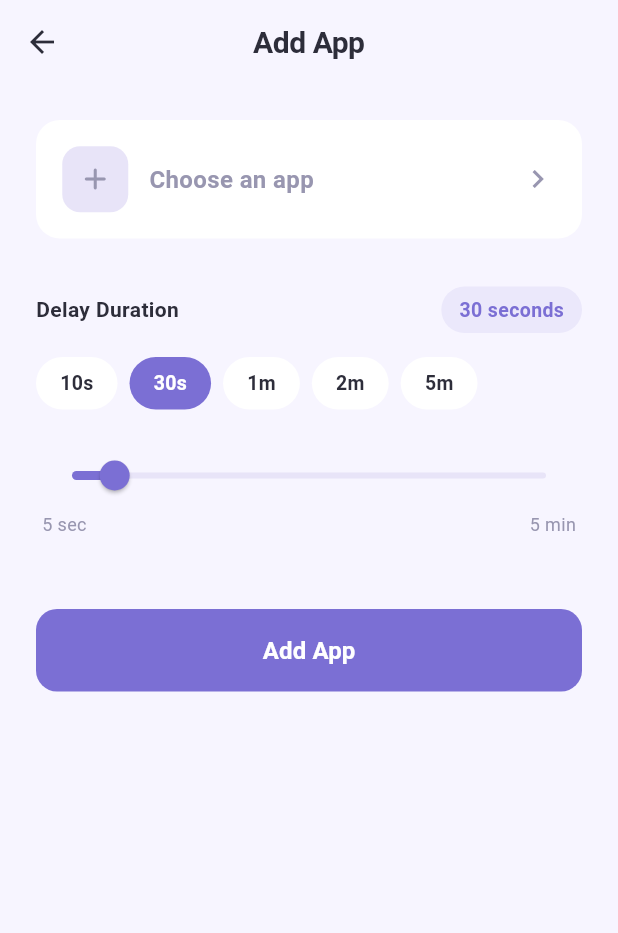
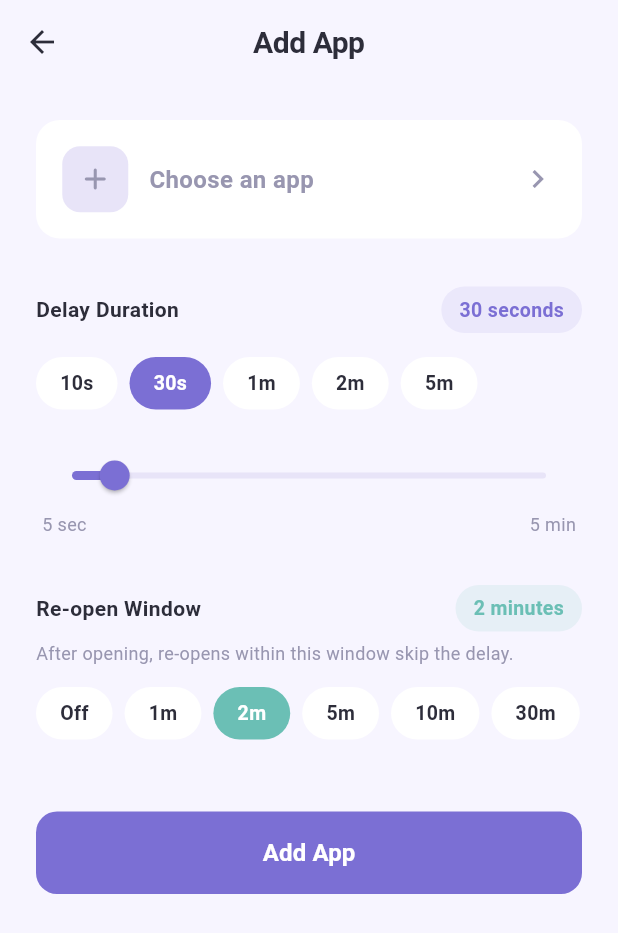
Before and after one commit to kieran20022/gratification-app, a Flutter app: the screen it shows after launch, after a tap on "Add your first app", on a phone screen of 412 x 824 dp. Shown: the top 933 px of the screen. Run offline on Flutter 3.47's test engine with Material 3 defaults, Android fonts, the light colour scheme and no system bars; our stand-ins replace shared_preferences.

Commit message:
Update
The main idea seems to work perfectly now. Gonna work on extras and UI

```diff
--- a/gratify/lib/models/restricted_app.dart
+++ b/gratify/lib/models/restricted_app.dart
@@ -5,6 +5,9 @@ class RestrictedApp {
   final String name;
   final String packageName;
   final int delaySeconds;
+  /// Minutes after opening during which re-opens are allowed without a delay.
+  /// 0 = always delay on re-open.
+  final int graceMinutes;
   final int dailyAttempts;
   final String lastAttemptDate;
 
@@ -13,6 +16,7 @@ class RestrictedApp {
     required this.name,
     required this.packageName,
     required this.delaySeconds,
+    this.graceMinutes = 2,
     this.dailyAttempts = 0,
     this.lastAttemptDate = '',
   });
@@ -30,6 +34,7 @@ class RestrictedApp {
     String? name,
     String? packageName,
     int? delaySeconds,
+    int? graceMinutes,
     int? dailyAttempts,
     String? lastAttemptDate,
   }) {
@@ -38,6 +43,7 @@ class RestrictedApp {
       name: name ?? this.name,
       packageName: packageName ?? this.packageName,
       delaySeconds: delaySeconds ?? this.delaySeconds,
+      graceMinutes: graceMinutes ?? this.graceMinutes,
       dailyAttempts: dailyAttempts ?? this.dailyAttempts,
       lastAttemptDate: lastAttemptDate ?? this.lastAttemptDate,
     );
@@ -48,6 +54,7 @@ class RestrictedApp {
         'name': name,
         'packageName': packageName,
         'delaySeconds': delaySeconds,
+        'graceMinutes': graceMinutes,
         'dailyAttempts': dailyAttempts,
         'lastAttemptDate': lastAttemptDate,
       };
@@ -57,6 +64,7 @@ class RestrictedApp {
         name: map['name'] as String,
         packageName: (map['packageName'] as String?) ?? '',
         delaySeconds: map['delaySeconds'] as int,
+        graceMinutes: (map['graceMinutes'] as int?) ?? 2,
         dailyAttempts: (map['dailyAttempts'] as int?) ?? 0,
         lastAttemptDate: (map['lastAttemptDate'] as String?) ?? '',
       );
--- a/gratify/lib/screens/add_app_screen.dart
+++ b/gratify/lib/screens/add_app_screen.dart
@@ -20,8 +20,10 @@ class _AddAppScreenState extends State<AddAppScreen> {
   String? _appName;
   String? _packageName;
   late double _delaySeconds;
+  late int _graceMinutes;
 
   static const _presets = [10, 30, 60, 120, 300];
+  static const _gracePresets = [0, 1, 2, 5, 10, 30];
 
   @override
   void initState() {
@@ -29,6 +31,7 @@ class _AddAppScreenState extends State<AddAppScreen> {
     _appName = widget.existing?.name;
     _packageName = widget.existing?.packageName;
     _delaySeconds = (widget.existing?.delaySeconds ?? 30).toDouble();
+    _graceMinutes = widget.existing?.graceMinutes ?? 2;
   }
 
   String _formatDelay(double seconds) {
@@ -65,6 +68,7 @@ class _AddAppScreenState extends State<AddAppScreen> {
       name: _appName!,
       packageName: _packageName!,
       delaySeconds: _delaySeconds.round(),
+      graceMinutes: _graceMinutes,
       dailyAttempts: widget.existing?.dailyAttempts ?? 0,
       lastAttemptDate: widget.existing?.lastAttemptDate ?? '',
     );
@@ -253,6 +257,61 @@ class _AddAppScreenState extends State<AddAppScreen> {
             ),
           ),
 
+          const SizedBox(height: 32),
+
+          // Grace period
+          Row(
+            mainAxisAlignment: MainAxisAlignment.spaceBetween,
+            children: [
+              const Text(
+                'Re-open Window',
+                style: TextStyle(
+                    fontSize: 14,
+                    fontWeight: FontWeight.w600,
+                    color: Color(0xFF2D2D3A)),
+              ),
+              Container(
+                padding:
+                    const EdgeInsets.symmetric(horizontal: 12, vertical: 6),
+                decoration: BoxDecoration(
+                  color: const Color(0xFF6BBFB5).withValues(alpha: 0.12),
+                  borderRadius: BorderRadius.circular(20),
+                ),
+                child: Text(
+                  _graceMinutes == 0
+                      ? 'Always delay'
+                      : _graceMinutes == 1
+                          ? '1 minute'
+                          : '$_graceMinutes minutes',
+                  style: const TextStyle(
+                      fontSize: 13,
+                      fontWeight: FontWeight.w600,
+                      color: Color(0xFF6BBFB5)),
+                ),
+              ),
+            ],
+          ),
+          const SizedBox(height: 6),
+          const Text(
+            'After opening, re-opens within this window skip the delay.',
+            style: TextStyle(fontSize: 12, color: Color(0xFF9896B0), height: 1.4),
+          ),
+          const SizedBox(height: 14),
+          Wrap(
+            spacing: 8,
+            runSpacing: 8,
+            children: _gracePresets.map((m) {
+              final selected = _graceMinutes == m;
+              final label = m == 0 ? 'Off' : m == 1 ? '1m' : '${m}m';
+              return _Chip(
+                label: label,
+                selected: selected,
+                selectedColor: const Color(0xFF6BBFB5),
+                onTap: () => setState(() => _graceMinutes = m),
+              );
+            }).toList(),
+          ),
+
           const SizedBox(height: 48),
 
           ElevatedButton(
@@ -281,9 +340,14 @@ class _Chip extends StatelessWidget {
   final String label;
   final bool selected;
   final VoidCallback onTap;
+  final Color selectedColor;
 
-  const _Chip(
-      {required this.label, required this.selected, required this.onTap});
+  const _Chip({
+    required this.label,
+    required this.selected,
+    required this.onTap,
+    this.selectedColor = const Color(0xFF7B6FD4),
+  });
 
   @override
   Widget build(BuildContext context) {
@@ -293,7 +357,7 @@ class _Chip extends StatelessWidget {
         duration: const Duration(milliseconds: 150),
         padding: const EdgeInsets.symmetric(horizontal: 16, vertical: 8),
         decoration: BoxDecoration(
-          color: selected ? const Color(0xFF7B6FD4) : Colors.white,
+          color: selected ? selectedColor : Colors.white,
           borderRadius: BorderRadius.circular(20),
         ),
         child: Text(
--- a/gratify/lib/screens/delay_screen.dart
+++ b/gratify/lib/screens/delay_screen.dart
@@ -49,6 +49,7 @@ class _DelayScreenState extends State<DelayScreen>
 
   Future<void> _onOpenApp() async {
     if (widget.fromService) {
+      await AppService.recordAccessGranted(widget.app.packageName);
       await AppService.openApp(); // moveTaskToBack — restricted app resurfaces
     } else {
       if (mounted) Navigator.pop(context);
--- a/gratify/lib/services/app_service.dart
+++ b/gratify/lib/services/app_service.dart
@@ -34,6 +34,9 @@ class AppService {
 
   static Future<void> goHome() => _ch.invokeMethod('goHome');
 
+  static Future<void> recordAccessGranted(String packageName) =>
+      _ch.invokeMethod('recordAccessGranted', {'packageName': packageName});
+
   static void setOnAppOpened(
     void Function(String packageName, String appName, int delaySeconds) handler,
   ) {
```
Also changed, not shown: 3 other files.
